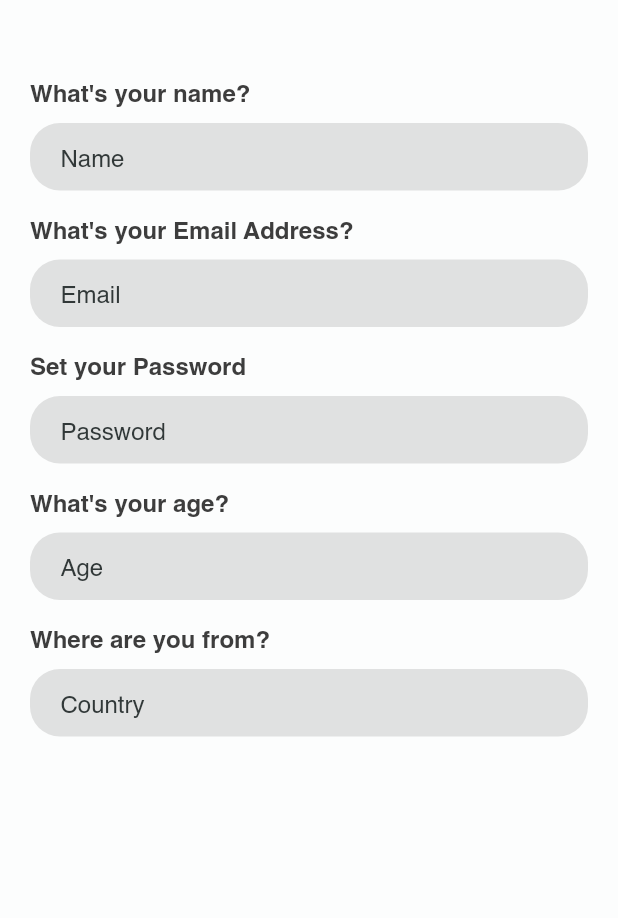
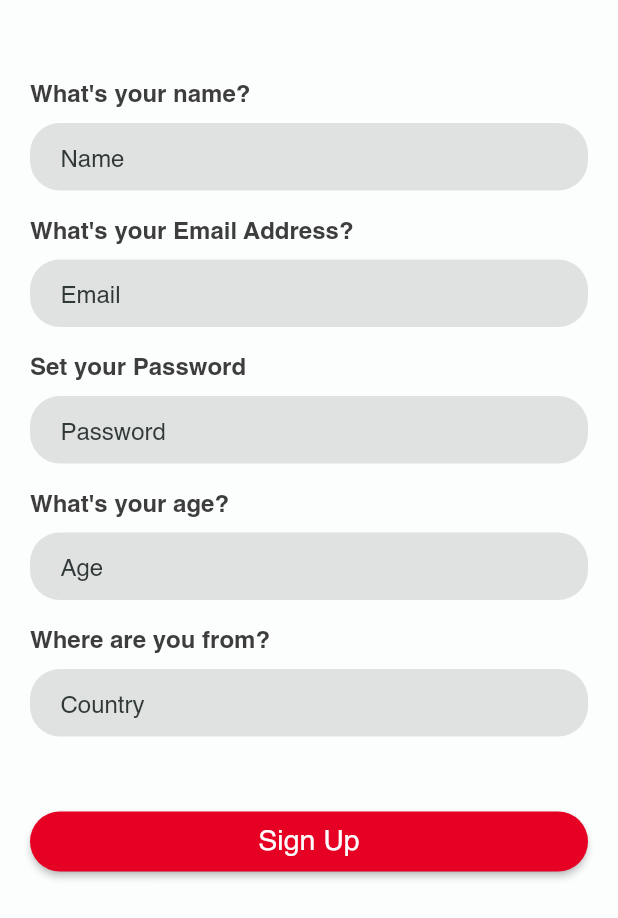
Before and after one commit to mehroshkw/pinterest_clone, a Flutter app: the SignupScreen screen opened by its route, on a phone screen of 412 x 824 dp. Shown: the top 918 px of the screen. Run offline on Flutter 3.47's test engine with Material 2 defaults, Android fonts, the phone set to English and light mode, and no system bars; our stand-ins replace cached_network_image, cloud_firestore, connectivity, dio, equatable, firebase_auth and 7 more; missing offline and left inert: flutter_wallpaper_manager; accounts and stored records are empty; network calls fail.

Commit message:
signup screen ongoing

```diff
--- a/lib/ui_screens/auth/sign_up/signup_bloc.dart
+++ b/lib/ui_screens/auth/sign_up/signup_bloc.dart
@@ -14,6 +14,29 @@ class SignupBloc extends Cubit<SignupState> {
 
 
   final FirebaseAuth _auth = FirebaseAuth.instance;
+
+
+  void togglePassword() =>
+      emit(state.copyWith(isNotShowPassword: !state.isNotShowPassword));
+
+  void toggleConfirmPassword() => emit(state.copyWith(
+      isNotShowConfirmPassword: !state.isNotShowConfirmPassword));
+
+  void updateNameError(bool value, String errorText) =>
+      emit(state.copyWith(nameError: value, errorText: errorText));
+
+  void updateAgeError(bool value, String errorText) =>
+      emit(state.copyWith(ageError: value, errorText: errorText));
+
+  void updateEmailError(bool value, String errorText) =>
+      emit(state.copyWith(emailError: value, errorText: errorText));
+
+  void updatePasswordError(bool value, String errorText) =>
+      emit(state.copyWith(passwordError: value, errorText: errorText));
+
+  void updateCountryError(bool value, String errorText) =>
+      emit(state.copyWith(countryError: value, errorText: errorText));
+
 
   Future<bool> createAccount(String name, String email, String password, int age, String country) async {
     final user = await _auth.createUserWithEmailAndPassword(
--- a/lib/ui_screens/auth/sign_up/signup_state.dart
+++ b/lib/ui_screens/auth/sign_up/signup_state.dart
@@ -1,16 +1,70 @@
 import 'package:equatable/equatable.dart';
 
 class SignupState extends Equatable {
+  final bool isNotShowPassword;
+  final bool isNotShowConfirmPassword;
+  final bool emailError;
+  final bool passwordError;
+  final bool countryError;
+  final bool nameError;
+  final bool ageError;
+  final String errorText;
 
+  const SignupState(
+      {required this.isNotShowPassword,
+        required this.isNotShowConfirmPassword,
+        required this.nameError,
+        required this.ageError,
+        required this.emailError,
+        required this.passwordError,
+        required this.countryError,
+        required this.errorText});
 
-  const SignupState();
+  const SignupState.initial()
+      : this(
+      isNotShowPassword: true,
+      isNotShowConfirmPassword: true,
+      emailError: false,
+      passwordError: false,
+      ageError: false,
+      nameError: false,
+      countryError: false,
+      errorText: '');
 
-  const SignupState.initial() : this();
-
-  SignupState copyWith({
-    bool? isShowTrim}) => const SignupState();
+  SignupState copyWith(
+      {bool? isNotShowPassword,
+        bool? isNotShowConfirmPassword,
+        bool? emailError,
+        bool? nameError,
+        bool? ageError,
+        DateTime? dateFromDate,
+        bool? passwordError,
+        bool? countryError,
+        String? errorText}) =>
+      SignupState(
+          isNotShowPassword: isNotShowPassword ?? this.isNotShowPassword,
+          emailError: emailError ?? this.emailError,
+          passwordError: passwordError ?? this.passwordError,
+          countryError:
+          countryError ?? this.countryError,
+          isNotShowConfirmPassword:
+          isNotShowConfirmPassword ?? this.isNotShowConfirmPassword,
+          nameError: nameError ?? this.nameError,
+          ageError: ageError ?? this.ageError,
+          errorText: errorText ?? this.errorText);
 
   @override
-  // TODO: implement props
-  List<Object?> get props => [];
+  List<Object> get props => [
+    isNotShowPassword,
+    isNotShowConfirmPassword,
+    emailError,
+    passwordError,
+    nameError,
+    ageError,
+    errorText,
+    countryError
+  ];
+
+  @override
+  bool get stringify => true;
 }
--- a/lib/ui_screens/auth/sign_up/singup_screen.dart
+++ b/lib/ui_screens/auth/sign_up/singup_screen.dart
@@ -1,6 +1,8 @@
 import 'package:flutter/material.dart';
 import 'package:flutter_bloc/flutter_bloc.dart';
+import 'package:pinterest_clone/extensions/context_extension.dart';
 import 'package:pinterest_clone/ui_screens/auth/sign_up/signup_bloc.dart';
+import 'package:pinterest_clone/ui_screens/auth/sign_up/signup_state.dart';
 import 'package:pinterest_clone/ui_screens/reusable_widgets/app_text_field.dart';
 import 'package:pinterest_clone/utils/app_colours.dart';
 
@@ -9,6 +11,7 @@ import '../../../helpers/dilogue_helper.dart';
 import '../../../helpers/material_dialogue_content.dart';
 import '../../../helpers/snackbar_helper.dart';
 import '../../../utils/app_strings.dart';
+import '../../reusable_widgets/app_button.dart';
 import '../login/login_screen.dart';
 
 class SignupScreen extends StatelessWidget {
@@ -56,42 +59,137 @@ class SignupScreen extends StatelessWidget {
         child: Column(
           mainAxisAlignment: MainAxisAlignment.start,
           crossAxisAlignment: CrossAxisAlignment.start,
-          children: const [
-            SizedBox(height: kToolbarHeight-20),
-            Text("What's your name?", style: TextStyle(
+          children:  [
+            const SizedBox(height: kToolbarHeight-20),
+            const Text("What's your name?", style: TextStyle(
               fontFamily: AppFonts.helveticaBold,
               color: AppColours.colorTextLight,
               fontSize: 16
             )),
-            AppTextField(hint: "Name", textInputType: TextInputType.text, isError: false),
-            SizedBox(height: 10),
-            Text("What's your Email Address?", style: TextStyle(
+             AppTextField(
+                controller: bloc.nameController,
+                hint: "Name", textInputType: TextInputType.text, isError: false),
+            const SizedBox(height: 10),
+            const Text("What's your Email Address?", style: TextStyle(
                 fontFamily: AppFonts.helveticaBold,
                 color: AppColours.colorTextLight,
                 fontSize: 16
             )),
-            AppTextField(hint: "Email", textInputType: TextInputType.emailAddress, isError: false),
-            SizedBox(height: 10),
-            Text("Set your Password", style: TextStyle(
+             AppTextField(
+                 controller: bloc.emailController,
+                 hint: "Email", textInputType: TextInputType.emailAddress, isError: false),
+            const SizedBox(height: 10),
+            const Text("Set your Password", style: TextStyle(
                 fontFamily: AppFonts.helveticaBold,
                 color: AppColours.colorTextLight,
                 fontSize: 16
             )),
-            AppTextField(hint: "Password", textInputType: TextInputType.visiblePassword, isError: false),
-            SizedBox(height: 10),
-            Text("What's your age?", style: TextStyle(
+             AppTextField(
+                 controller: bloc.passwordController,
+                 hint: "Password", textInputType: TextInputType.visiblePassword, isError: false),
+            const SizedBox(height: 10),
+            const Text("What's your age?", style: TextStyle(
                 fontFamily: AppFonts.helveticaBold,
                 color: AppColours.colorTextLight,
                 fontSize: 16
             )),
-            AppTextField(hint: "Age", textInputType: TextInputType.number, isError: false),
-            SizedBox(height: 10),
-            Text("Where are you from?", style: TextStyle(
+             AppTextField(
+                controller: bloc.ageController,
+                hint: "Age", textInputType: TextInputType.number, isError: false),
+            const SizedBox(height: 10),
+            const Text("Where are you from?", style: TextStyle(
                 fontFamily: AppFonts.helveticaBold,
                 color: AppColours.colorTextLight,
                 fontSize: 16
             )),
-            AppTextField(hint: "Country", textInputType: TextInputType.text, isError: false),
+            BlocBuilder<SignupBloc, SignupState>(
+              buildWhen: (previous, current) =>
+              previous.nameError != current.nameError,
+              builder: (_, state) => AppTextField(
+                   controller: bloc.countryController,
+                   hint: "Country", textInputType: TextInputType.text,
+                 onChanged: (String? value) {
+                 if (value == null) return;
+                 if (value.isNotEmpty && state.nameError) {
+                   bloc.updateNameError(false, '');
+                   return;
+                 }
+               },
+                 isError: state.nameError,),
+             ),
+
+            const SizedBox(height: 20,),
+            BlocBuilder<SignupBloc, SignupState>(
+                buildWhen: (previous, current) =>
+                previous.errorText != current.errorText,
+                builder: (_, state) {
+                  if (state.errorText.isEmpty) return const SizedBox();
+                  return Container(
+                      padding: const EdgeInsets.symmetric(
+                          horizontal: 15, vertical: 7),
+                      margin: const EdgeInsets.only(bottom: 20, top: 15),
+                      decoration: BoxDecoration(
+                          borderRadius: BorderRadius.circular(8),
+                          border: Border.all(color: AppColours.colorError)),
+                      child: Row(
+                          crossAxisAlignment: CrossAxisAlignment.center,
+                          children: [
+                            const Icon(Icons.warning_amber_rounded,
+                                color: AppColours.colorError),
+                            const SizedBox(width: 5),
+                            Text(state.errorText,
+                                style: const TextStyle(
+                                    color: AppColours.colorError,
+                                    fontFamily: AppFonts.helveticaRegular,
+                                    fontSize: 12))
+                          ]));
+                }),
+            const SizedBox(height: 20,),
+
+            SizedBox(
+                height: 40,
+                width: 400,
+                child: AppButton(
+                  textColor: AppColours.colorOnPrimary,
+                    color: AppColours.colorPrimary,
+                    text: 'Sign Up', onClick: (){
+                  context.unfocus();
+                  // final password = bloc.passwordController.text;
+                  // final confirmPassword =
+                  //     bloc.confirmPasswordController.text;
+                  // if (bloc.nameController.text.isEmpty) {
+                  //   bloc.updateNameError(true, AppText.NAME_EMPTY);
+                  //   return;
+                  // }
+                  // if (bloc.dobController.text.isEmpty) {
+                  //   bloc.updateDOBError(true, AppText.DOB_EMPTY);
+                  //   return;
+                  // }
+                  // final email = bloc.emailController.text;
+                  // if (email.isEmpty) {
+                  //   bloc.updateEmailError(
+                  //       true, AppText.EMAIL_FIELD_CANNOT_BE_EMPTY);
+                  //   return;
+                  // }
+                  //
+                  // if (bloc.passwordController.text.isEmpty) {
+                  //   bloc.updatePasswordError(
+                  //       true, AppText.PASSWORD_FIELD_CANNOT_BE_EMPTY);
+                  //   return;
+                  // }
+                  //
+                  // if (bloc.confirmPasswordController.text.isEmpty) {
+                  //   bloc.updateConfirmPasswordError(true,
+                  //       AppText.CONFIRM_PASSWORD_FIELD_CANNOT_BE_EMPTY);
+                  //   return;
+                  // }
+                  // if (password != confirmPassword) {
+                  //   bloc.updateConfirmPasswordError(true,
+                  //       AppText.PASSWORD_AND_CONFIRM_PASSWORD_NOT_MATCH);
+                  //   return;
+                  // }
+                  _signup(bloc, context, MaterialDialogHelper.instance());
+                })),
           ],
         ),
       ),
```
